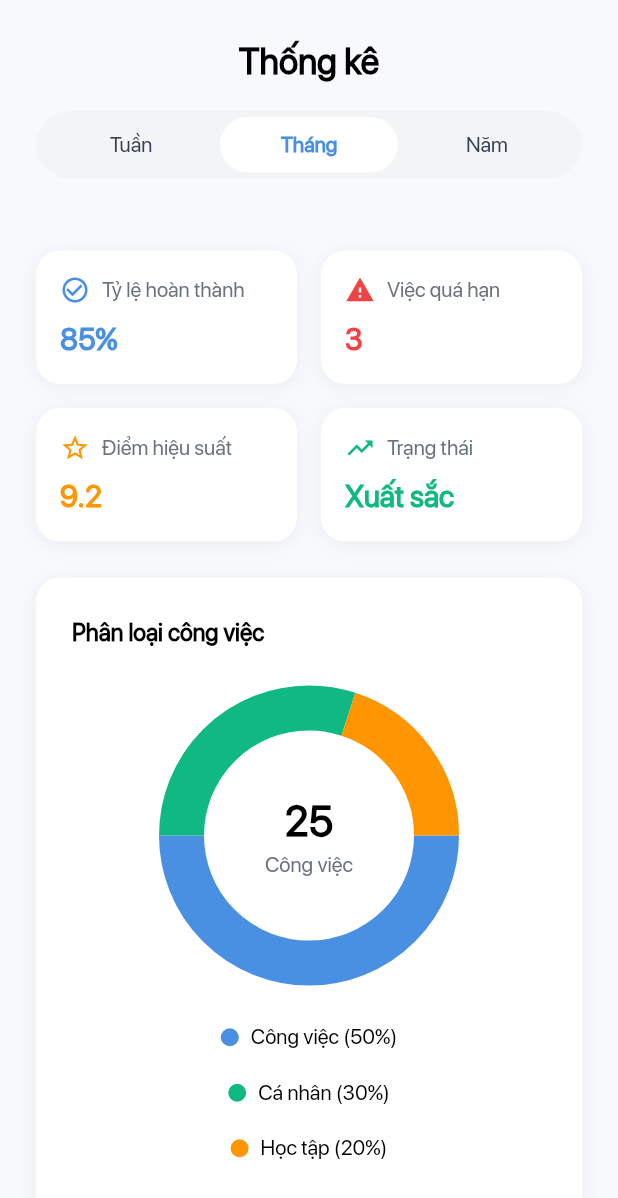
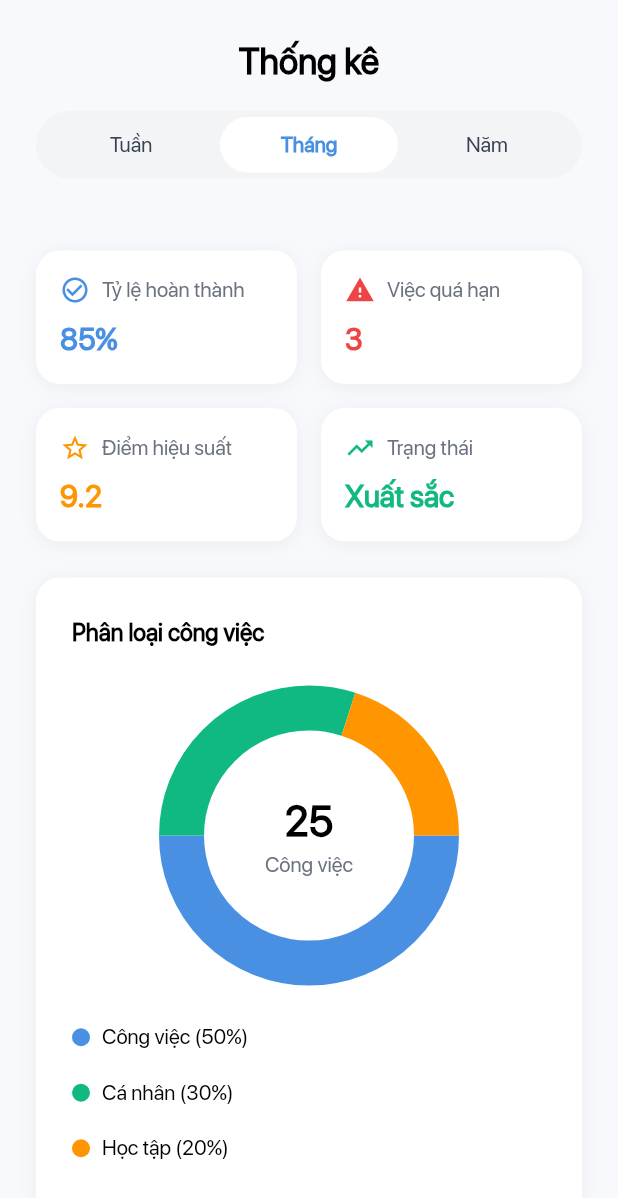
Before and after one commit to huynhkhuanit/task_management_app, a Flutter app: the StatisticsScreen screen opened directly, on a phone screen of 412 x 824 dp. Shown: the top 1198 px of the screen. Run offline on Flutter 3.47's test engine with Material 3 defaults, Android fonts, the phone set to English and light mode, and no system bars; drawn by our look-alikes of fl_chart.

Commit message:
Update layout in StatisticsScreen by adjusting alignment of legend items for improved UI presentation.

```diff
--- a/lib/screens/statistics_screen.dart
+++ b/lib/screens/statistics_screen.dart
@@ -179,12 +179,13 @@ class _StatisticsScreenState extends State<StatisticsScreen> {
                           const SizedBox(height: AppDimensions.paddingLarge),
                           // Legend
                           Column(
+                            crossAxisAlignment: CrossAxisAlignment.start,
                             children: categoryData.map((data) {
                               return Padding(
                                 padding: const EdgeInsets.only(
                                     bottom: AppDimensions.paddingMedium),
                                 child: Row(
-                                  mainAxisAlignment: MainAxisAlignment.center,
+                                  mainAxisAlignment: MainAxisAlignment.start,
                                   children: [
                                     Container(
                                       width: 12,
```
